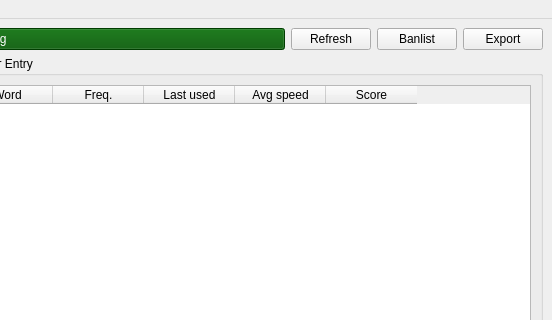
This is ui/MainWindow.ui in CharaChorder/nexus as Qt 5 draws it before an edit; both pictures show x 348 to 900 and y 0 to 320 of the 900 by 550 pixel window. The edited form follows.
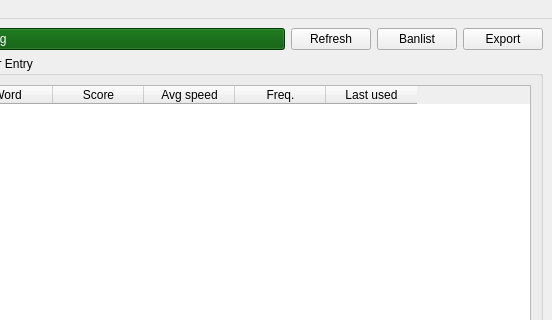
This is the edited form.

The edit to the form file:
```diff
--- a/ui/MainWindow.ui
+++ b/ui/MainWindow.ui
@@ -394,6 +394,16 @@
             <string>Word</string>
            </property>
           </column>
+          <column>
+           <property name="text">
+            <string>Score</string>
+           </property>
+          </column>
+          <column>
+           <property name="text">
+            <string>Avg speed</string>
+           </property>
+          </column>
           <column>
            <property name="text">
             <string>Freq.</string>
@@ -404,16 +414,6 @@
             <string>Last used</string>
            </property>
           </column>
-          <column>
-           <property name="text">
-            <string>Avg speed</string>
-           </property>
-          </column>
-          <column>
-           <property name="text">
-            <string>Score</string>
-           </property>
-          </column>
          </widget>
         </item>
        </layout>
```
